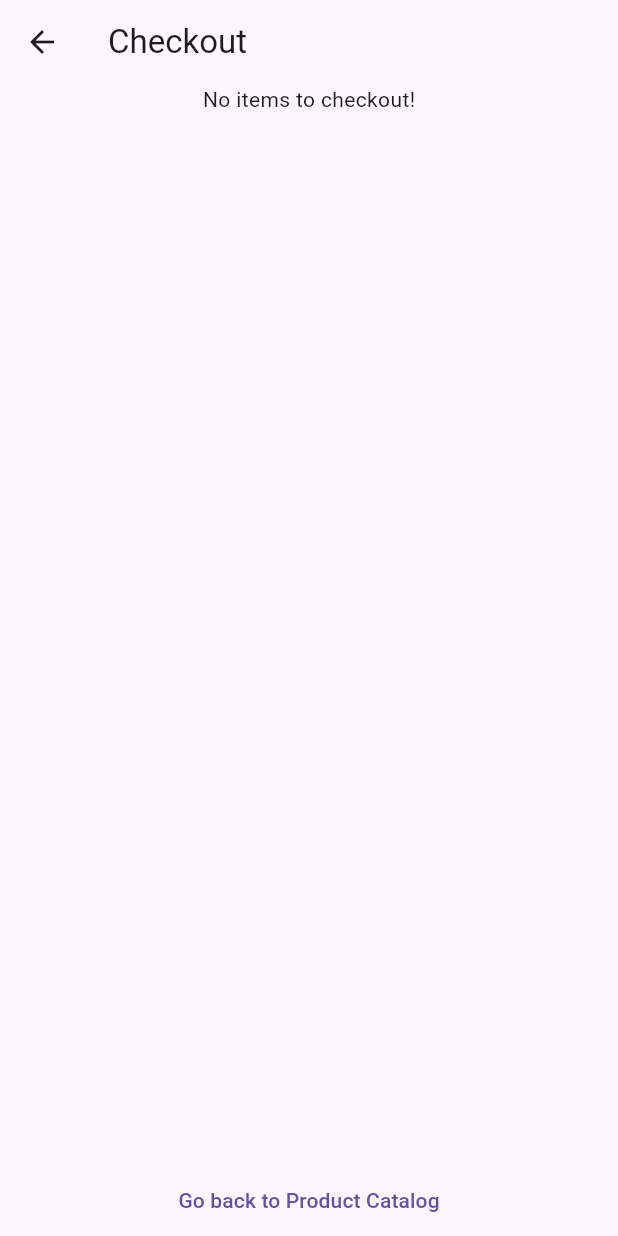
After one commit to ericpangaiii/exer-6-state-management-ericpangaiii, a Flutter app: the Checkout screen opened by its route, on a phone screen of 412 x 824 dp. The commit adds this screen. Run offline on Flutter 3.47's test engine with Material 3 defaults, Android fonts, the phone set to English and light mode, and no system bars.

Commit message:
feat: added checkout feature

```diff
--- a/my_app/lib/main.dart
+++ b/my_app/lib/main.dart
@@ -1,6 +1,7 @@
 import 'package:flutter/material.dart';
 import 'package:my_app/screen/MyCart.dart';
 import 'package:my_app/screen/MyCatalog.dart';
+import 'package:my_app/screen/Checkout.dart';
 import 'package:provider/provider.dart';
 import 'provider/shoppingcart_provider.dart';
 
@@ -30,6 +31,7 @@ class MyApp extends StatelessWidget {
         // Defines the app's navigation routes.
         "/cart": (context) => const MyCart(), // Route to the MyCart screen.
         "/products": (context) => const MyCatalog(), // Route to the MyCatalog screen.
+        "/checkout": (context) => Checkout(), // Route to the Checkout screen.
       },
       home: const MyCatalog(), // Sets the default home screen of the app.
     );
--- /dev/null
+++ b/my_app/lib/screen/Checkout.dart
@@ -0,0 +1,109 @@
+import 'package:flutter/material.dart';
+import 'package:provider/provider.dart';
+import '../model/Item.dart';
+import '../provider/shoppingcart_provider.dart';
+import '../screen/MyCatalog.dart';
+
+// Checkout is a StatelessWidget that displays the checkout screen.
+class Checkout extends StatelessWidget {
+  @override
+  Widget build(BuildContext context) {
+    // Accesses ShoppingCart from the Provider to get the current state of the cart.
+    final cart = Provider.of<ShoppingCart>(context);
+    // Checks if the cart has items.
+    bool hasItems = cart.cart.isNotEmpty;
+
+    // Builds UI based on whether there are items in the cart.
+    return Scaffold(
+      appBar: AppBar(
+        title: Text('Checkout'),
+      ),
+      body: Center(
+        child: hasItems ? Column(
+          mainAxisAlignment: MainAxisAlignment.spaceEvenly,
+          children: [
+            Expanded (
+              child: getItems(context)
+            ), // Displays the list of items in the cart.
+            Expanded (
+              child: computeCost(context),
+            ), // Shows the total price.
+            ElevatedButton(
+              onPressed: () {
+                cart.removeAll(); // Clears the cart.
+                // Navigates back to the product catalog screen.
+                Navigator.pushNamed(context, "/products");
+                // Shows a snackbar indicating the payment was successful.
+                ScaffoldMessenger.of(context).showSnackBar(
+                  const SnackBar(content: Text('Payment Successful!')),
+                );
+              },
+              child: const Text('Pay Now'),
+            ),
+            TextButton(
+              // Navigates back to the product catalog screen when pressed.
+              child: const Text("Go back to Product Catalog"),
+              onPressed: () {
+                Navigator.pushNamed(context, "/products");
+              },
+            ),
+          ],
+        ) : Column(
+          // Displayed when there are no items in the cart.
+          mainAxisAlignment: MainAxisAlignment.spaceBetween,
+          children: [
+            const Text('No items to checkout!'), // Indicates the cart is empty.
+            TextButton(
+              // Provides an option to return to the product catalog.
+              child: const Text("Go back to Product Catalog"),
+              onPressed: () {
+                Navigator.pushNamed(context, "/products");
+              },
+            )
+          ]
+        )
+      ),
+    );
+  }
+
+  // getItems builds a list view of items in the cart.
+  Widget getItems(BuildContext context) {
+    List<Item> products = context.watch<ShoppingCart>().cart;
+    return products.isEmpty
+        ? const Text('No Items yet!') // Displayed if the cart is empty.
+        : Expanded(
+            child: Column(
+              children: [
+                Flexible(
+                  // ListView.builder used to build a list item for each product in the cart.
+                  child: ListView.builder(
+                    itemCount: products.length,
+                    itemBuilder: (BuildContext context, int index) {
+                      // Each item is represented as a ListTile.
+                      return ListTile(
+                        leading: const Icon(Icons.food_bank), // Icon for the item.
+                        title: Text(products[index].name), // Name of the item.
+                        trailing: Text('\$${products[index].price}'), // Price of the item.
+                      );
+                    },
+                  )
+                )
+              ]
+            ),
+          );
+  }
+
+  // computeCost returns a widget that displays the total cost of items in the cart.
+  Widget computeCost(BuildContext context) {
+    // Uses a Consumer widget to listen for changes to ShoppingCart's state.
+    return Consumer<ShoppingCart>(
+      builder: (context, cart, child) {
+        // Displays the total cost with padding for visual separation.
+        return Padding(
+          padding: const EdgeInsets.symmetric(vertical: 8.0),
+          child: Text("Total: \$${cart.cartTotal}"),
+        );
+      },
+    );
+  }
+}
```
